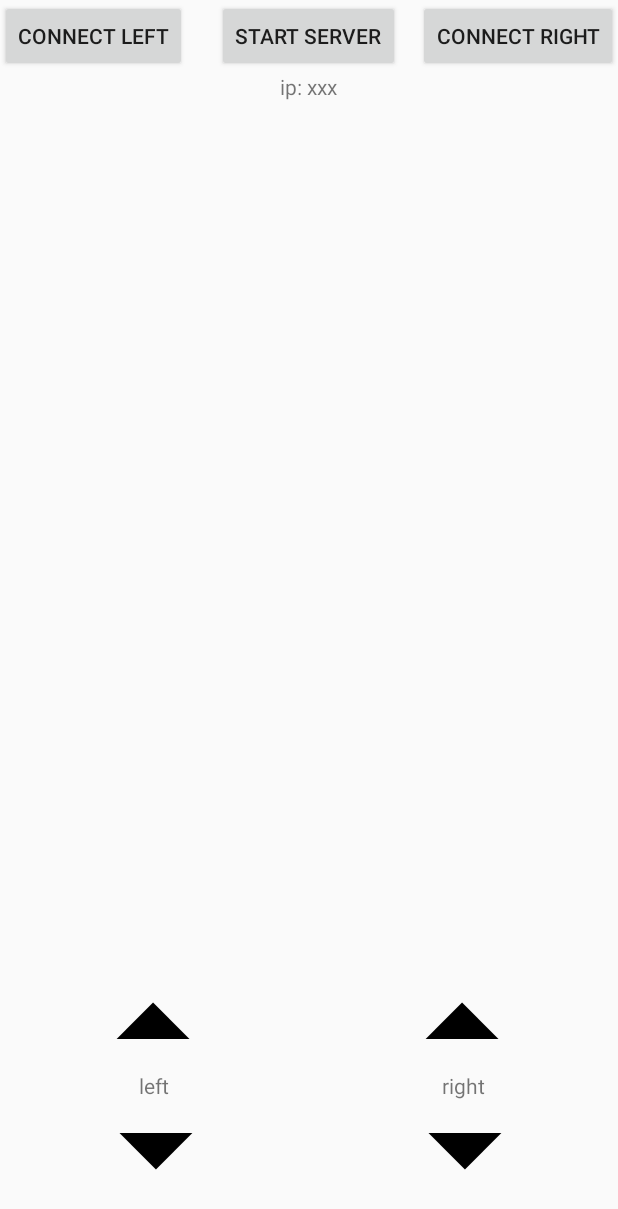
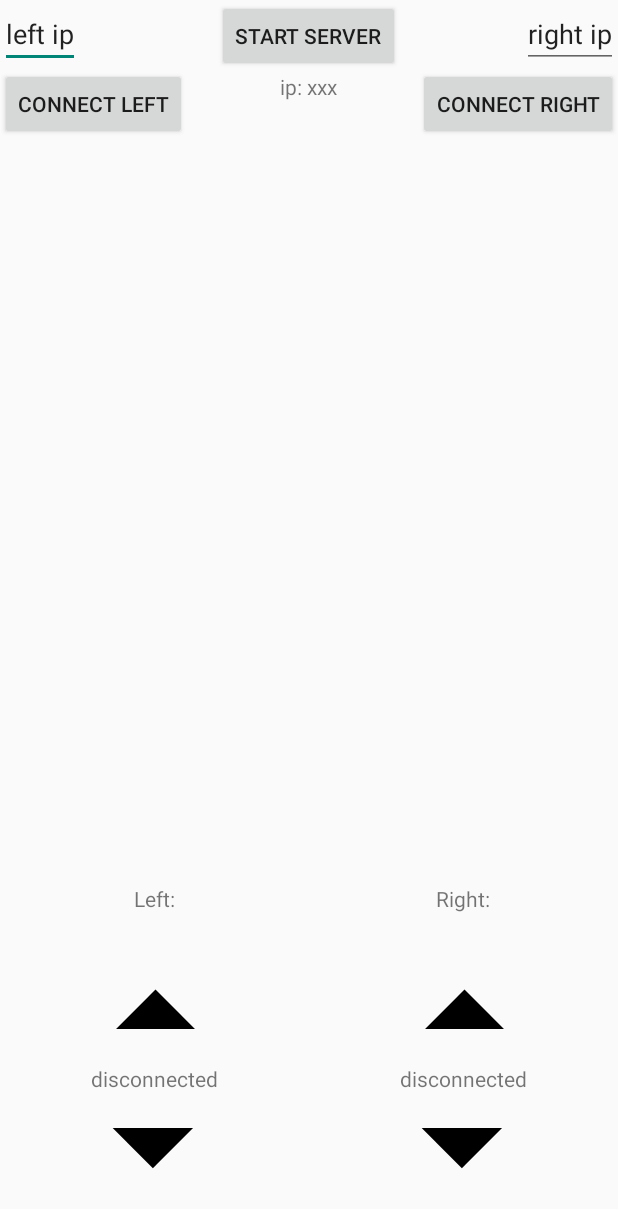
Before and after one commit to sek/ScoreDisplay, an Android app: the screen it shows after launch (ControllerActivity), on a phone screen of 412 x 824 dp. Shown: the top 1209 px of the screen. Run offline under Robolectric (Android 15) with nearby library versions, the phone set to English and light mode, and no system bars.

Commit message:
WIP: connecting scoreboards

```diff
--- a/app/src/main/java/com/stankurdziel/scoredisplay/ControllerActivity.java
+++ b/app/src/main/java/com/stankurdziel/scoredisplay/ControllerActivity.java
@@ -8,6 +8,7 @@ import android.os.Bundle;
 import android.support.v4.content.LocalBroadcastManager;
 import android.util.Log;
 import android.view.View;
+import android.widget.EditText;
 import android.widget.TextView;
 
 import java.io.BufferedReader;
@@ -29,6 +30,8 @@ public class ControllerActivity extends Activity {
     private String serviceName;
     private SocketServerThread serverThread;
     private TextView ipAddress;
+    private EditText leftIp;
+    private EditText rightIp;
 
     @Override
     protected void onCreate(Bundle savedInstanceState) {
@@ -47,6 +50,8 @@ public class ControllerActivity extends Activity {
             }
         });
         ipAddress = (TextView) findViewById(R.id.ip_address);
+        leftIp = (EditText) findViewById(R.id.connect_left_ip);
+        rightIp = (EditText) findViewById(R.id.connect_right_ip);
     }
 
     private void startServer() {
@@ -69,6 +74,9 @@ public class ControllerActivity extends Activity {
                     @Override
                     public void run() {
                         ipAddress.setText(address);
+                        // TODO remove last octet from address - don't wait to start server to set these
+                        leftIp.setText(address);
+                        rightIp.setText(address);
                     }
                 });
 
--- a/app/src/main/res/layout/controller.xml
+++ b/app/src/main/res/layout/controller.xml
@@ -11,20 +11,36 @@
         android:layout_centerHorizontal="true"
         android:text="@string/start_server"/>
 
+    <EditText
+        android:id="@+id/connect_left_ip"
+        android:layout_width="wrap_content"
+        android:layout_height="wrap_content"
+        android:layout_alignParentTop="true"
+        android:layout_alignParentStart="true"
+        android:text="left ip"/>
+
     <Button
         android:id="@+id/connect_left_button"
         android:layout_width="wrap_content"
         android:layout_height="wrap_content"
         android:layout_alignParentStart="true"
+        android:layout_below="@id/connect_left_ip"
+        android:text="@string/connect_left"/>
+
+    <EditText
+        android:id="@+id/connect_right_ip"
+        android:layout_width="wrap_content"
+        android:layout_height="wrap_content"
         android:layout_alignParentTop="true"
-        android:text="@string/connect_left"/>
+        android:layout_alignParentEnd="true"
+        android:text="right ip"/>
 
     <Button
         android:id="@+id/connect_right_button"
         android:layout_width="wrap_content"
         android:layout_height="wrap_content"
         android:layout_alignParentEnd="true"
-        android:layout_alignParentTop="true"
+        android:layout_below="@id/connect_right_ip"
         android:text="@string/connect_right"/>
 
     <TextView
@@ -38,7 +54,7 @@
     <LinearLayout
         android:id="@+id/controls"
         android:layout_width="match_parent"
-        android:layout_height="200dp"
+        android:layout_height="240dp"
         android:layout_marginTop="50dp"
         android:orientation="horizontal"
         android:layout_alignParentBottom="true">
@@ -50,6 +66,13 @@
             android:layout_weight="1"
             android:gravity="center_horizontal"
             android:orientation="vertical">
+
+            <TextView
+                android:layout_width="wrap_content"
+                android:layout_height="wrap_content"
+                android:layout_weight=".25"
+                android:gravity="center"
+                android:text="@string/left"/>
 
             <ImageView
                 android:id="@+id/left_up"
@@ -64,7 +87,7 @@
                 android:layout_height="wrap_content"
                 android:layout_weight="1"
                 android:gravity="center"
-                android:text="@string/left"/>
+                android:text="disconnected"/>
 
             <ImageView
                 android:id="@+id/left_down"
@@ -84,6 +107,13 @@
             android:gravity="center_horizontal"
             android:orientation="vertical">
 
+            <TextView
+                android:layout_width="wrap_content"
+                android:layout_height="wrap_content"
+                android:layout_weight=".25"
+                android:gravity="center"
+                android:text="@string/right"/>
+
             <ImageView
                 android:id="@+id/right_up"
                 android:layout_width="@dimen/arrow_width"
@@ -97,7 +127,7 @@
                 android:layout_height="wrap_content"
                 android:layout_weight="1"
                 android:gravity="center"
-                android:text="@string/right"/>
+                android:text="disconnected"/>
 
             <ImageView
                 android:id="@+id/right_down"
--- a/app/src/main/res/values/strings.xml
+++ b/app/src/main/res/values/strings.xml
@@ -5,8 +5,8 @@
     <string name="hello_world">Hello world!</string>
     <string name="connect_left">Connect left</string>
     <string name="connect_right">Connect right</string>
-    <string name="left">left</string>
-    <string name="right">right</string>
+    <string name="left">Left:</string>
+    <string name="right">Right:</string>
     <string name="start_server">Start Server</string>
 
 </resources>
```
Also changed, not shown: 1 other file.
